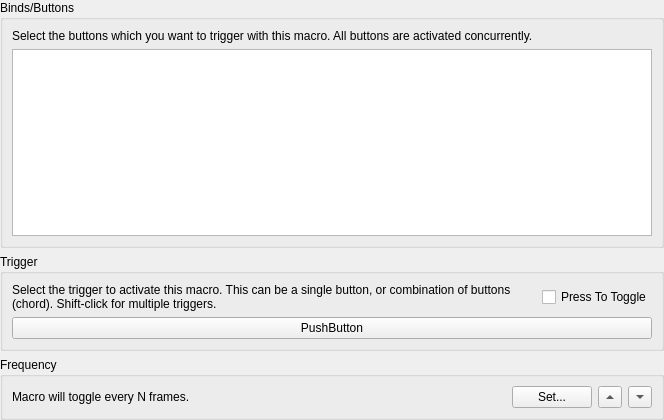
kofxi3584karlayang/duckstation, file src/duckstation-qt/controllermacroeditwidget.ui: the form before one commit.
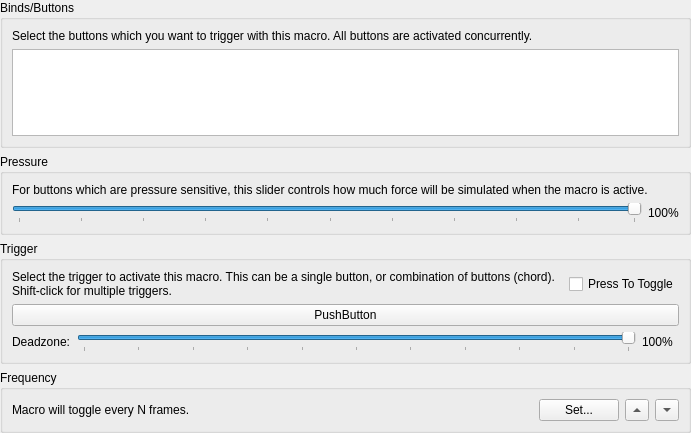
The form after the commit. Custom widgets are drawn as their Qt base class.

Commit message:
InputManager: Add pressure/deadzone to macros
Arguably less useful than on the PS2, but is still applicable
to the left/right analog sticks.

Diff of the .ui file:
```diff
--- a/src/duckstation-qt/controllermacroeditwidget.ui
+++ b/src/duckstation-qt/controllermacroeditwidget.ui
@@ -6,8 +6,8 @@
    <rect>
     <x>0</x>
     <y>0</y>
-    <width>664</width>
-    <height>420</height>
+    <width>691</width>
+    <height>433</height>
    </rect>
   </property>
   <layout class="QVBoxLayout" name="verticalLayout" stretch="1,0,0">
@@ -29,6 +29,9 @@
       <string>Binds/Buttons</string>
      </property>
      <layout class="QGridLayout" name="gridLayout_2">
+      <item row="1" column="0">
+       <widget class="QListWidget" name="bindList"/>
+      </item>
       <item row="0" column="0">
        <widget class="QLabel" name="label_2">
         <property name="text">
@@ -39,8 +42,57 @@
         </property>
        </widget>
       </item>
-      <item row="1" column="0">
-       <widget class="QListWidget" name="bindList"/>
+     </layout>
+    </widget>
+   </item>
+   <item>
+    <widget class="QGroupBox" name="groupBox_4">
+     <property name="title">
+      <string>Pressure</string>
+     </property>
+     <layout class="QVBoxLayout" name="verticalLayout_2">
+      <item>
+       <widget class="QLabel" name="label_3">
+        <property name="text">
+         <string>For buttons which are pressure sensitive, this slider controls how much force will be simulated when the macro is active.</string>
+        </property>
+        <property name="wordWrap">
+         <bool>true</bool>
+        </property>
+       </widget>
+      </item>
+      <item>
+       <layout class="QHBoxLayout" name="pressureLayout">
+        <item>
+         <widget class="QSlider" name="pressure">
+          <property name="minimum">
+           <number>1</number>
+          </property>
+          <property name="maximum">
+           <number>100</number>
+          </property>
+          <property name="value">
+           <number>100</number>
+          </property>
+          <property name="orientation">
+           <enum>Qt::Horizontal</enum>
+          </property>
+          <property name="tickPosition">
+           <enum>QSlider::TicksBelow</enum>
+          </property>
+          <property name="tickInterval">
+           <number>10</number>
+          </property>
+         </widget>
+        </item>
+        <item>
+         <widget class="QLabel" name="pressureValue">
+          <property name="text">
+           <string>100%</string>
+          </property>
+         </widget>
+        </item>
+       </layout>
       </item>
      </layout>
     </widget>
@@ -51,10 +103,10 @@
       <string>Trigger</string>
      </property>
      <layout class="QGridLayout" name="gridLayout">
-      <item row="0" column="0">
+      <item row="0" column="0" colspan="2">
        <layout class="QHBoxLayout" name="horizontalLayout_5" stretch="1,0">
         <item>
-         <widget class="QLabel" name="label_5">
+         <widget class="QLabel" name="label">
           <property name="text">
            <string>Select the trigger to activate this macro. This can be a single button, or combination of buttons (chord). Shift-click for multiple triggers.</string>
           </property>
@@ -67,7 +119,7 @@
          </widget>
         </item>
         <item>
-         <widget class="QCheckBox" name="triggerToggle">
+        <widget class="QCheckBox" name="triggerToggle">
           <property name="text">
            <string>Press To Toggle</string>
           </property>
@@ -75,13 +127,53 @@
         </item>
        </layout>
       </item>
-      <item row="1" column="0">
+      <item row="1" column="0" colspan="2">
        <widget class="InputBindingWidget" name="trigger">
         <property name="text">
-         <string>PushButton</string>
+         <string notr="true">PushButton</string>
         </property>
        </widget>
       </item>
+      <item row="2" column="0">
+       <layout class="QHBoxLayout" name="deadzoneLayout" stretch="0,1,0">
+        <item>
+         <widget class="QLabel" name="label_4">
+          <property name="text">
+           <string>Deadzone:</string>
+          </property>
+         </widget>
+        </item>
+        <item>
+         <widget class="QSlider" name="deadzone">
+          <property name="minimum">
+           <number>0</number>
+          </property>
+          <property name="maximum">
+           <number>100</number>
+          </property>
+          <property name="value">
+           <number>100</number>
+          </property>
+          <property name="orientation">
+           <enum>Qt::Horizontal</enum>
+          </property>
+          <property name="tickPosition">
+           <enum>QSlider::TicksBelow</enum>
+          </property>
+          <property name="tickInterval">
+           <number>10</number>
+          </property>
+         </widget>
+        </item>
+        <item>
+         <widget class="QLabel" name="deadzoneValue">
+          <property name="text">
+           <string>100%</string>
+          </property>
+         </widget>
+        </item>
+       </layout>
+      </item>
      </layout>
     </widget>
    </item>
```
The commit also changes 5 other files.
